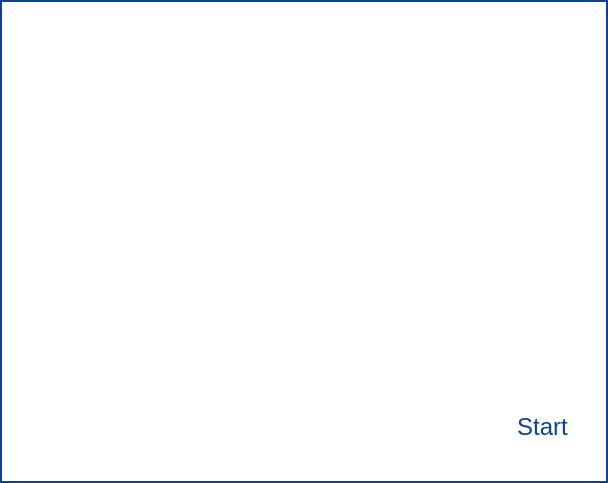
Qt form parsec/core/gui/forms/starting_guide_dialog.ui (Scille/parsec-cloud) before a commit.
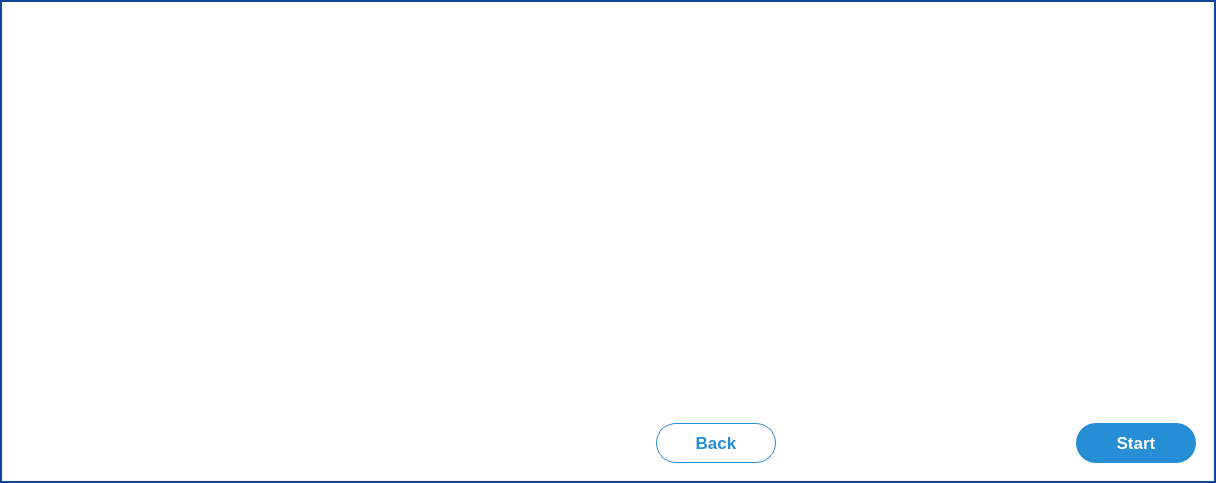
The same form after that commit. Icons and pictures are not drawn. Custom widgets are drawn as their Qt base class.

Commit message: [GUI] Update starting guide dialog to add page and buttons

Patch:
```diff
--- a/parsec/core/gui/forms/starting_guide_dialog.ui
+++ b/parsec/core/gui/forms/starting_guide_dialog.ui
@@ -6,7 +6,7 @@
    <rect>
     <x>0</x>
     <y>0</y>
-    <width>608</width>
+    <width>1216</width>
     <height>483</height>
    </rect>
   </property>
@@ -16,7 +16,7 @@
   <property name="styleSheet">
    <string notr="true">QDialog#StartingGuideDialog
 {
-border: 2px solid rgb(11, 65, 155);
+border: 2px solid rgb(14, 71, 153);
 background-color: rgb(255, 255, 255);
 }</string>
   </property>
@@ -118,20 +118,132 @@
       <property name="bottomMargin">
        <number>20</number>
       </property>
+      <item>
+       <widget class="QLabel" name="label_title">
+        <property name="font">
+         <font>
+          <pointsize>18</pointsize>
+         </font>
+        </property>
+        <property name="styleSheet">
+         <string notr="true">QLabel#label_title
+{
+color: rgb(14, 71, 153);
+}</string>
+        </property>
+        <property name="text">
+         <string/>
+        </property>
+        <property name="alignment">
+         <set>Qt::AlignCenter</set>
+        </property>
+       </widget>
+      </item>
+      <item>
+       <widget class="QLabel" name="label_doc">
+        <property name="font">
+         <font>
+          <pointsize>14</pointsize>
+         </font>
+        </property>
+        <property name="text">
+         <string/>
+        </property>
+        <property name="alignment">
+         <set>Qt::AlignCenter</set>
+        </property>
+       </widget>
+      </item>
+      <item>
+       <widget class="QLabel" name="label_screenshot">
+        <property name="sizePolicy">
+         <sizepolicy hsizetype="Preferred" vsizetype="Expanding">
+          <horstretch>0</horstretch>
+          <verstretch>0</verstretch>
+         </sizepolicy>
+        </property>
+        <property name="text">
+         <string/>
+        </property>
+       </widget>
+      </item>
      </layout>
     </widget>
    </item>
    <item>
     <layout class="QHBoxLayout" name="horizontalLayout_2">
+     <property name="spacing">
+      <number>20</number>
+     </property>
      <property name="leftMargin">
       <number>20</number>
      </property>
      <property name="rightMargin">
-      <number>40</number>
+      <number>20</number>
      </property>
      <property name="bottomMargin">
-      <number>40</number>
+      <number>20</number>
      </property>
+     <item>
+      <widget class="QLabel" name="label">
+       <property name="minimumSize">
+        <size>
+         <width>220</width>
+         <height>40</height>
+        </size>
+       </property>
+       <property name="maximumSize">
+        <size>
+         <width>220</width>
+         <height>40</height>
+        </size>
+       </property>
+       <property name="text">
+        <string/>
+       </property>
+       <property name="pixmap">
+        <pixmap resource="../rc/resources.qrc">:/logos/images/logos/parsec.png</pixmap>
+       </property>
+       <property name="scaledContents">
+        <bool>true</bool>
+       </property>
+      </widget>
+     </item>
+     <item>
+      <spacer name="horizontalSpacer_3">
+       <property name="orientation">
+        <enum>Qt::Horizontal</enum>
+       </property>
+       <property name="sizeHint" stdset="0">
+        <size>
+         <width>40</width>
+         <height>20</height>
+        </size>
+       </property>
+      </spacer>
+     </item>
+     <item>
+      <widget class="PageLabel" name="label_page">
+       <property name="minimumSize">
+        <size>
+         <width>282</width>
+         <height>0</height>
+        </size>
+       </property>
+       <property name="maximumSize">
+        <size>
+         <width>282</width>
+         <height>16777215</height>
+        </size>
+       </property>
+       <property name="styleSheet">
+        <string notr="true"/>
+       </property>
+       <property name="text">
+        <string/>
+       </property>
+      </widget>
+     </item>
      <item>
       <spacer name="horizontalSpacer_2">
        <property name="orientation">
@@ -146,34 +258,159 @@
       </spacer>
      </item>
      <item>
-      <widget class="QPushButton" name="button_start">
+      <widget class="QPushButton" name="button_previous">
        <property name="minimumSize">
         <size>
-         <width>0</width>
+         <width>120</width>
          <height>32</height>
         </size>
        </property>
+       <property name="maximumSize">
+        <size>
+         <width>120</width>
+         <height>16777215</height>
+        </size>
+       </property>
        <property name="font">
         <font>
-         <pointsize>18</pointsize>
+         <pointsize>13</pointsize>
+         <weight>75</weight>
+         <bold>true</bold>
         </font>
        </property>
        <property name="styleSheet">
-        <string notr="true">QPushButton#button_start
+        <string notr="true">QPushButton#button_previous
 {
+color: rgb(38, 142, 212);
+background-color: white;
+border: 1px solid rgb(38, 142, 212);
+padding: 10px;
+border-bottom-left-radius: 20px;
+border-bottom-right-radius: 20px;
+border-top-left-radius: 20px;
+border-top-right-radius: 20px;
+}</string>
+       </property>
+       <property name="text">
+        <string>Back</string>
+       </property>
+      </widget>
+     </item>
+     <item>
+      <widget class="QPushButton" name="button_previous_placeholder">
+       <property name="minimumSize">
+        <size>
+         <width>120</width>
+         <height>32</height>
+        </size>
+       </property>
+       <property name="maximumSize">
+        <size>
+         <width>120</width>
+         <height>32</height>
+        </size>
+       </property>
+       <property name="styleSheet">
+        <string notr="true">QPushButton#button_previous_placeholder
+{
 border: 0;
-color: rgb(11, 65, 155);
+}</string>
+       </property>
+       <property name="text">
+        <string/>
+       </property>
+       <property name="flat">
+        <bool>true</bool>
+       </property>
+      </widget>
+     </item>
+     <item>
+      <widget class="QPushButton" name="button_next_placeholder">
+       <property name="minimumSize">
+        <size>
+         <width>120</width>
+         <height>32</height>
+        </size>
+       </property>
+       <property name="maximumSize">
+        <size>
+         <width>120</width>
+         <height>32</height>
+        </size>
+       </property>
+       <property name="styleSheet">
+        <string notr="true">QPushButton#button_next_placeholder
+{
+border: 0;
+}</string>
+       </property>
+       <property name="text">
+        <string/>
+       </property>
+       <property name="flat">
+        <bool>true</bool>
+       </property>
+      </widget>
+     </item>
+     <item>
+      <widget class="QPushButton" name="button_next">
+       <property name="sizePolicy">
+        <sizepolicy hsizetype="Minimum" vsizetype="Fixed">
+         <horstretch>0</horstretch>
+         <verstretch>0</verstretch>
+        </sizepolicy>
+       </property>
+       <property name="minimumSize">
+        <size>
+         <width>120</width>
+         <height>32</height>
+        </size>
+       </property>
+       <property name="maximumSize">
+        <size>
+         <width>120</width>
+         <height>16777215</height>
+        </size>
+       </property>
+       <property name="font">
+        <font>
+         <pointsize>13</pointsize>
+         <weight>75</weight>
+         <bold>true</bold>
+        </font>
+       </property>
+       <property name="styleSheet">
+        <string notr="true">QPushButton#button_next
+{
+color: white;
+background-color: rgb(38, 142, 212);
+border: 0;
+padding: 10px;
+border-bottom-left-radius: 20px;
+border-bottom-right-radius: 20px;
+border-top-left-radius: 20px;
+border-top-right-radius: 20px;
 }</string>
        </property>
        <property name="text">
         <string>Start</string>
        </property>
+       <property name="flat">
+        <bool>true</bool>
+       </property>
       </widget>
      </item>
     </layout>
    </item>
   </layout>
  </widget>
+ <customwidgets>
+  <customwidget>
+   <class>PageLabel</class>
+   <extends>QLabel</extends>
+   <header>parsec.core.gui.custom_widgets</header>
+  </customwidget>
+ </customwidgets>
  <resources>
   <include location="../rc/resources.qrc"/>
  </resources>
```
The commit also changes 3 other files.
